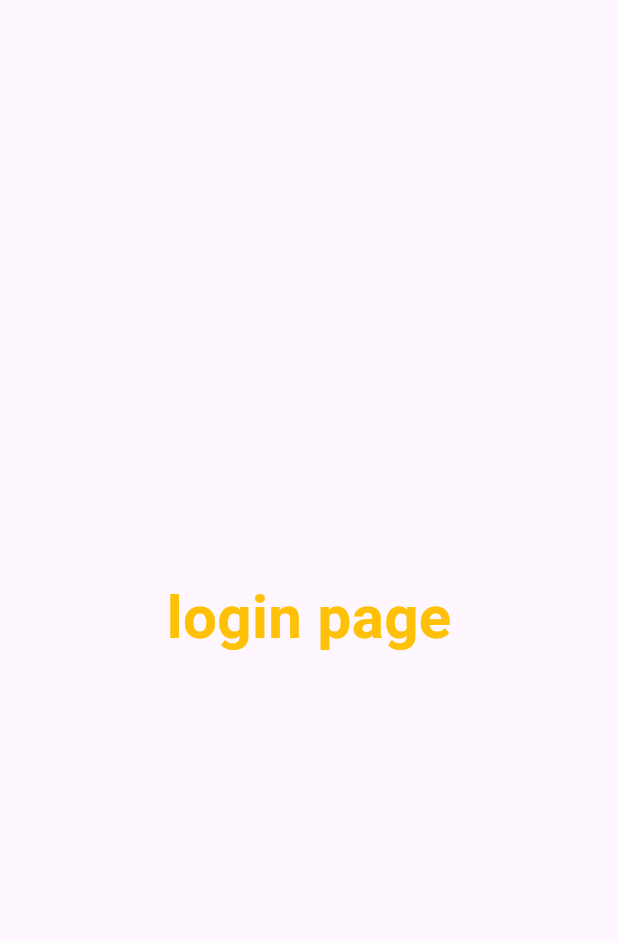
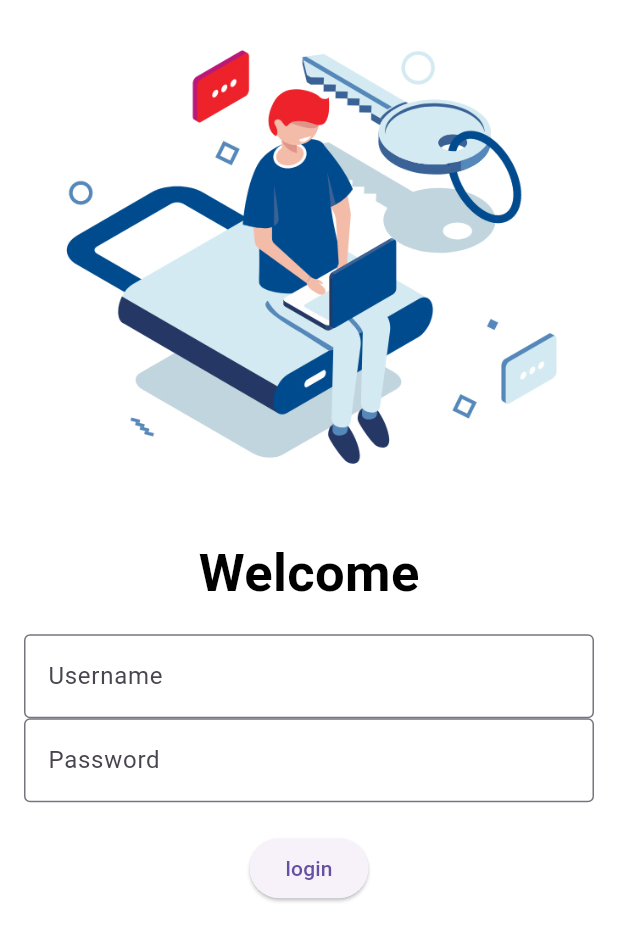
Before and after one commit to yashbandbe/FlutterPractice, a Flutter app: the screen it shows after launch, on a phone screen of 412 x 824 dp. Shown: the top 941 px of the screen. Run offline on Flutter 3.47's test engine with Material 3 defaults, Android fonts, the phone set to English and light mode, and no system bars; our stand-ins replace firebase_core, google_fonts; accounts and stored records are empty.

Commit message:
day4 completed

```diff
--- a/lib/main.dart
+++ b/lib/main.dart
@@ -1,6 +1,7 @@
 import 'package:flutter/material.dart';
 import 'package:flutter_application_1/pages/home_page.dart';
 import 'package:flutter_application_1/pages/login_page.dart';
+import 'package:google_fonts/google_fonts.dart';
 
 
 void main(){
@@ -18,6 +19,7 @@ class MyApp extends StatelessWidget {
       theme: ThemeData(primarySwatch: Colors.deepPurple),
       darkTheme: ThemeData(
       primarySwatch: Colors.deepOrange,
+      fontFamily: GoogleFonts.lato().fontFamily,
       ),
 routes: {
   "/":(context) => LoginPage(),
--- a/lib/pages/login_page.dart
+++ b/lib/pages/login_page.dart
@@ -6,19 +6,54 @@ class LoginPage extends StatelessWidget {
   @override
   Widget build(BuildContext context) {
     return Material(
-      child: Center(
-       child: Text(
-        "login page",
-      style: TextStyle(
-        color: Colors.amber,
-        fontSize: 40,
-        fontWeight: FontWeight.bold,
-      ),
+      color: Colors.white,
+      child: Column(
+        children: [
+          Image.asset("assets/images/Login.jpg",fit: BoxFit.cover,),
 
+          SizedBox(
+            height: 20,
+          ),
+          Text("Welcome", style: TextStyle(
+            fontSize: 35,
+            fontWeight: FontWeight.bold,
+            color: Colors.black,
+          ),),
 
+          Padding(
+            padding: const EdgeInsets.all(16.0),
+            child: Column(
+              children: [
 
-      ),
+                TextFormField(
+                  decoration: InputDecoration(
+                    labelText: 'Username',
+                    hintText: "enter username",
+                    border: OutlineInputBorder(),
+                ),
+                ),
+                TextFormField(
+                  obscureText: true,
+                  decoration: InputDecoration(
+                    labelText: 'Password',
+                    hintText: "enter password",
+                    border: OutlineInputBorder(),
+                ),
+                ),
 
+                SizedBox(
+                  height: 20,
+                ),
+
+                ElevatedButton(
+                  child: Text("login"),
+                onPressed: () => {
+                  print("hello")
+                },)
+              ],
+            ),
+          ),
+        ],
       ),
     );
   }
--- a/pubspec.yaml
+++ b/pubspec.yaml
@@ -8,13 +8,19 @@ environment:
 
 dependencies:
   firebase_core: ^2.25.5
+  google_fonts: ^6.2.0
   flutter:
     sdk: flutter
+
+
 
 dev_dependencies:
   flutter_test:
     sdk: flutter
   flutter_lints: ^2.0.0
 
+
 flutter:
   uses-material-design: true
+  assets:
+    - assets/images/
```
Also changed, not shown: assets/images/Login.jpg (added), assets/images/login.png (added), pubspec.lock, 1 other file.
